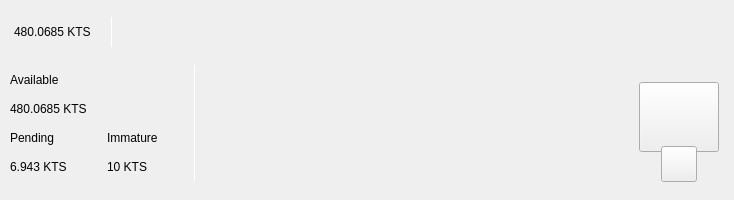
First picture: the form in src/qt/kts/forms/topbar.ui, repository klimatas/klimatas-core, before the edit.
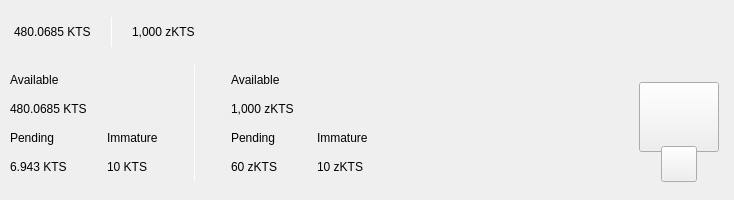
Second picture: the form after the edit. Custom widgets are drawn as their Qt base class.

The edit to the form file:
```diff
--- a/src/qt/kts/forms/topbar.ui
+++ b/src/qt/kts/forms/topbar.ui
@@ -179,6 +179,19 @@
               </property>
              </spacer>
             </item>
+            <item alignment="Qt::AlignTop">
+             <widget class="QLabel" name="labelAmountTopzKts">
+              <property name="minimumSize">
+               <size>
+                <width>0</width>
+                <height>36</height>
+               </size>
+              </property>
+              <property name="text">
+               <string>1,000 zKTS</string>
+              </property>
+             </widget>
+            </item>
            </layout>
           </widget>
          </item>
@@ -476,6 +489,93 @@
              </property>
             </widget>
            </item>
+           <item>
+            <layout class="QVBoxLayout" name="verticalLayout_8">
+             <property name="spacing">
+              <number>0</number>
+             </property>
+             <property name="leftMargin">
+              <number>30</number>
+             </property>
+             <item>
+              <layout class="QVBoxLayout" name="verticalLayout">
+               <item>
+                <widget class="QLabel" name="labelTitle2">
+                 <property name="text">
+                  <string>Available</string>
+                 </property>
+                </widget>
+               </item>
+               <item>
+                <widget class="QLabel" name="labelAmountzKts">
+                 <property name="text">
+                  <string>1,000 zKTS</string>
+                 </property>
+                </widget>
+               </item>
+              </layout>
+             </item>
+             <item>
+              <layout class="QHBoxLayout" name="horizontalLayout">
+               <property name="spacing">
+                <number>0</number>
+               </property>
+               <item>
+                <layout class="QVBoxLayout" name="verticalLayout_5">
+                 <item>
+                  <widget class="QLabel" name="labelTitle5">
+                   <property name="text">
+                    <string>Pending</string>
+                   </property>
+                  </widget>
+                 </item>
+                 <item>
+                  <widget class="QLabel" name="labelPendingzKts">
+                   <property name="text">
+                    <string>60 zKTS</string>
+                   </property>
+                  </widget>
+                 </item>
+                </layout>
+               </item>
+               <item>
+                <spacer name="horizontalSpacer_4">
+                 <property name="orientation">
+                  <enum>Qt::Horizontal</enum>
+                 </property>
+                 <property name="sizeType">
+                  <enum>QSizePolicy::Fixed</enum>
+                 </property>
+                 <property name="sizeHint" stdset="0">
+                  <size>
+                   <width>40</width>
+                   <height>20</height>
+                  </size>
+                 </property>
+                </spacer>
+               </item>
+               <item>
+                <layout class="QVBoxLayout" name="verticalLayout_6">
+                 <item>
+                  <widget class="QLabel" name="labelTitle6">
+                   <property name="text">
+                    <string>Immature</string>
+                   </property>
+                  </widget>
+                 </item>
+                 <item>
+                  <widget class="QLabel" name="labelImmaturezKts">
+                   <property name="text">
+                    <string>10 zKTS</string>
+                   </property>
+                  </widget>
+                 </item>
+                </layout>
+               </item>
+              </layout>
+             </item>
+            </layout>
+           </item>
           </layout>
          </item>
          <item>
```
Left out of the diff: 10 changed lines with no effect on the pictures.
